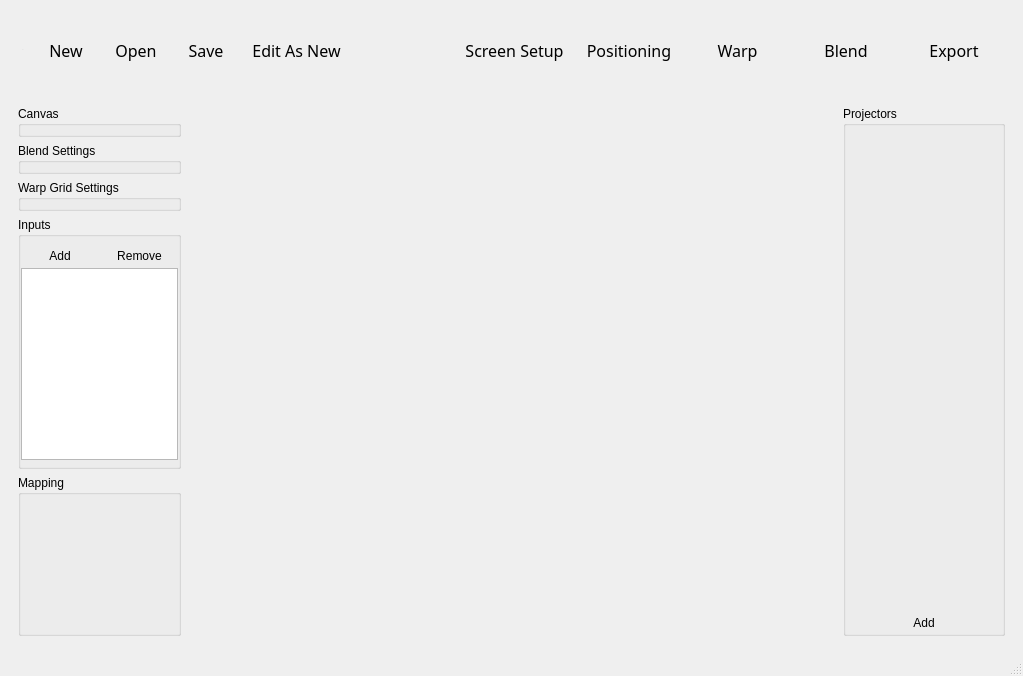
Above: src/app/ui/omni_ui_MainWindow.ui from WilstonOreo/omnidome before the change. Below: the same form after it.
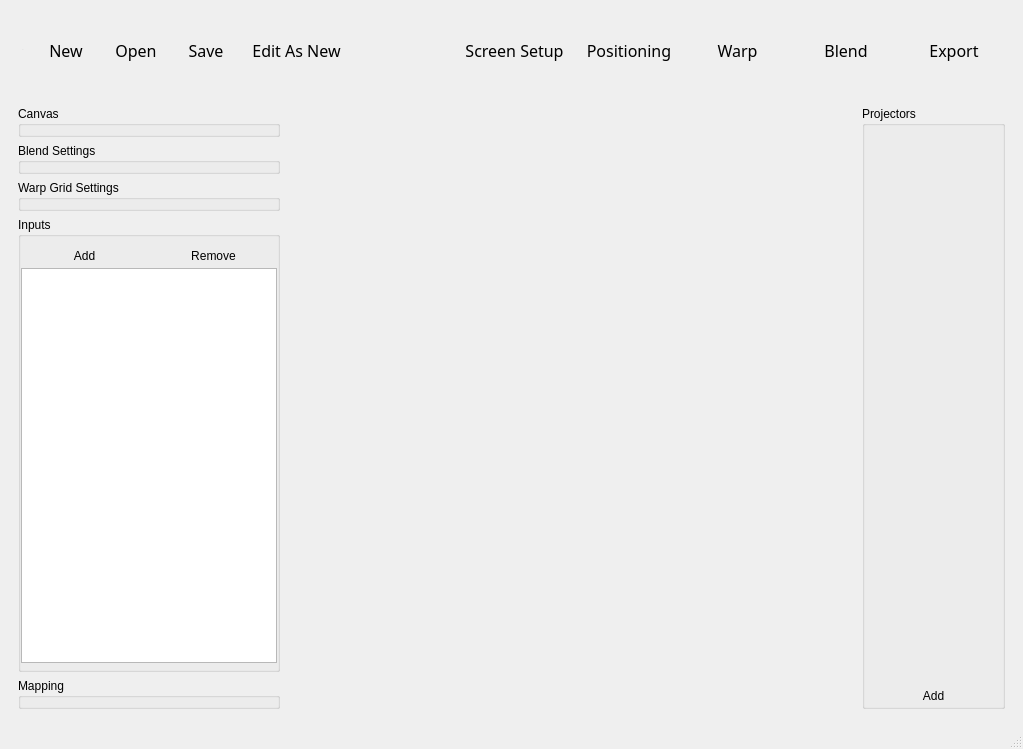
That is the form after the change. Icons and pictures are not drawn. Custom widgets are drawn as their Qt base class.

Patch:
```diff
--- a/src/app/ui/omni_ui_MainWindow.ui
+++ b/src/app/ui/omni_ui_MainWindow.ui
@@ -7,7 +7,7 @@
     <x>0</x>
     <y>0</y>
     <width>1023</width>
-    <height>676</height>
+    <height>749</height>
    </rect>
   </property>
   <property name="windowTitle">
@@ -383,7 +383,7 @@
           <item>
            <widget class="QGroupBox" name="grpInputs">
             <property name="sizePolicy">
-             <sizepolicy hsizetype="Expanding" vsizetype="Preferred">
+             <sizepolicy hsizetype="Minimum" vsizetype="Expanding">
               <horstretch>0</horstretch>
               <verstretch>0</verstretch>
              </sizepolicy>
@@ -415,6 +415,12 @@
              </property>
              <item>
               <widget class="QFrame" name="frameAddRemoveImage">
+               <property name="sizePolicy">
+                <sizepolicy hsizetype="Minimum" vsizetype="Preferred">
+                 <horstretch>0</horstretch>
+                 <verstretch>0</verstretch>
+                </sizepolicy>
+               </property>
                <layout class="QHBoxLayout" name="horizontalLayout_15">
                 <property name="leftMargin">
                  <number>2</number>
@@ -478,7 +484,7 @@
           <item>
            <widget class="omni::ui::Mapping" name="grpMapping">
             <property name="sizePolicy">
-             <sizepolicy hsizetype="Preferred" vsizetype="Expanding">
+             <sizepolicy hsizetype="Minimum" vsizetype="Maximum">
               <horstretch>0</horstretch>
               <verstretch>0</verstretch>
              </sizepolicy>
```
